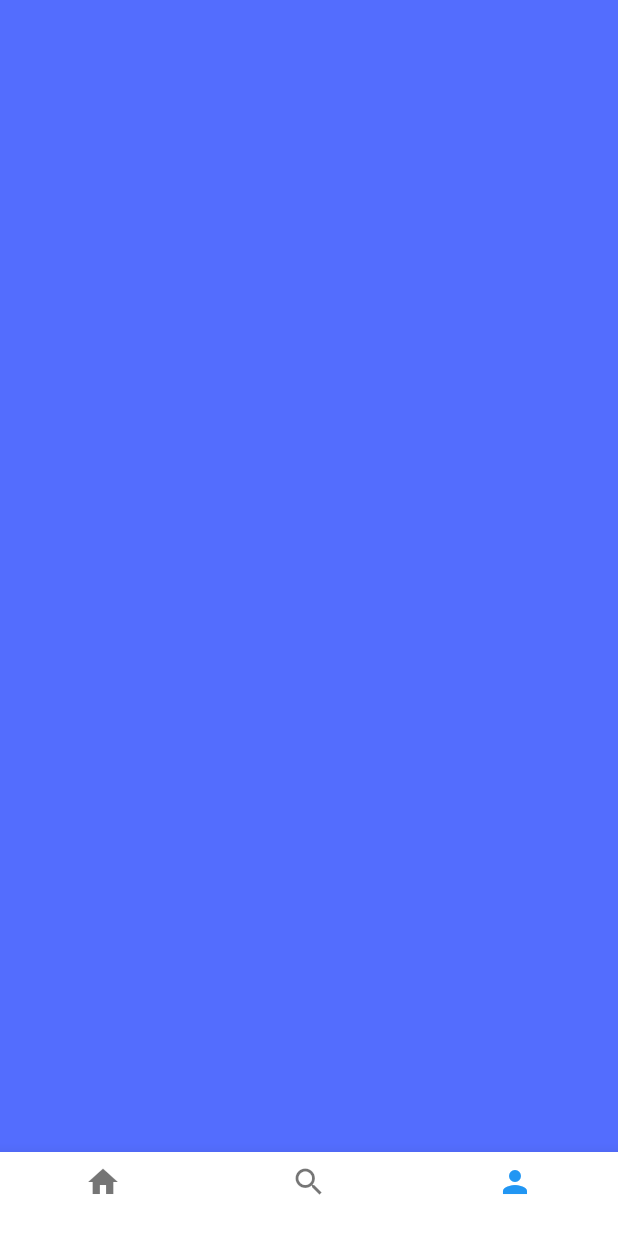
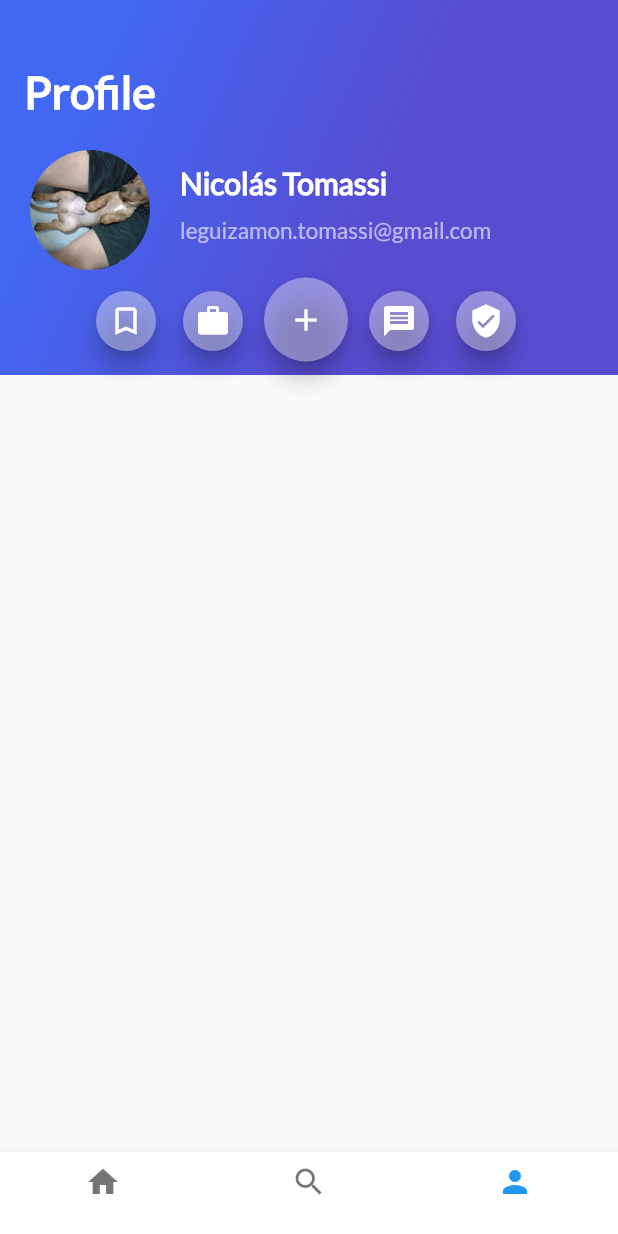
Before and after one commit to tomassiNico/travel_flutter, a Flutter app: the screen it shows after launch, item 3 of the bottom bar chosen, on a phone screen of 412 x 824 dp. Run offline on Flutter 3.47's test engine with Material 2 defaults, Android fonts, the phone set to English and light mode, and no system bars.

```diff
--- a/lib/profile_travel.dart
+++ b/lib/profile_travel.dart
@@ -1,11 +1,180 @@
 import 'package:flutter/material.dart';
+import 'gradient_back.dart';
 
 class ProfileTravel extends StatelessWidget{
   @override
   Widget build(BuildContext context) {
 
-    return Container(
-      color: Colors.indigoAccent,
+    return Scaffold(
+      body: Stack(
+        children: <Widget>[
+          GradientBack(title: "Profile"),
+          UserData(username: "Nicolás Tomassi", email: "leguizamon.tomassi@gmail.com", pathImage: "assets/img/luis.jpg"),
+          CustomFloatingActionButton(),
+        ]
+      )
     );
   }
 }
+
+class CustomFloatingActionButton extends StatefulWidget{
+
+  @override
+  State<StatefulWidget> createState() => _CustomFloatingActionButton();
+}
+
+class _CustomFloatingActionButton extends State<CustomFloatingActionButton>{
+  List buttons = [
+    {
+      'icon': Icons.bookmark_border,
+      'pressed': false,
+      'mini': true
+    },
+    {
+      'icon': Icons.work,
+      'pressed': false,
+      'mini': true
+    },
+    {
+      'icon': Icons.add,
+      'pressed': false,
+      'mini': true
+    },
+    {
+      'icon': Icons.message,
+      'pressed': false,
+      'mini': true
+    },
+    {
+      'icon': Icons.verified_user,
+      'pressed': false,
+      'mini': true
+    },
+  ];
+
+  onPressedButton(int index){
+    setState(() {
+      buttons[index]['pressed'] = !buttons[index]['pressed'];
+    });
+  }
+
+  @override
+  Widget build(BuildContext context) {
+    final icons = Row(
+      crossAxisAlignment: CrossAxisAlignment.start,
+      children: <Widget>[
+        for (var button in buttons) Container(
+          margin: EdgeInsets.only(
+            top: button['icon'] == Icons.add ? 0 : 5,
+            left: 10
+          ),
+
+          child: FloatingActionButton(
+            backgroundColor: button['pressed'] ? Colors.white70 : Colors.white38,
+            onPressed: () => onPressedButton(buttons.indexOf(button)),
+            mini: button['icon'] == Icons.add ? false : true,
+            child: Icon(
+              button['icon'],
+              color: Colors.white,
+            ),
+          ),
+        ),
+      ],
+    );
+
+    return Container(
+      margin: EdgeInsets.only(
+        top:185,
+        left: 50
+      ),
+      child: icons
+    );
+  }
+}
+
+class UserData extends StatelessWidget{
+  UserData({this.username, this.email, this.pathImage});
+
+  final String username;
+  final String pathImage;
+  final String email;
+
+  @override
+  Widget build(BuildContext context) {
+
+    final userPhoto = Container(
+
+      height: 80,
+      width: 80,
+
+      decoration: BoxDecoration(
+        shape: BoxShape.circle,
+        image: DecorationImage(
+          fit: BoxFit.cover,
+          image: AssetImage(pathImage)
+        )
+      ),
+    );
+
+    final userName = Container(
+      margin: EdgeInsets.only(
+        top:10,
+        left: 20
+      ),
+
+      child: Text(
+        username,
+        textAlign: TextAlign.start,
+        style: TextStyle(
+          fontFamily: "Lato",
+          fontSize: 20,
+          color: Colors.white,
+          fontWeight: FontWeight.bold,
+        ),
+      ),
+    );
+
+    final userEmail = Container(
+      margin: EdgeInsets.only(
+        top: 10,
+        left: 20
+      ),
+
+      child: Text(
+        email,
+        textAlign: TextAlign.start,
+        style: TextStyle(
+          fontFamily: "Lato",
+          fontSize: 15,
+          color: Colors.white60,
+        ),
+      ),
+    );
+
+    final userInfo = Container(
+      margin: EdgeInsets.only(
+        top: 100,
+        left: 20
+      ),
+
+      child: Row(
+            children: <Widget>[
+              Column(
+                children: <Widget>[
+                  userPhoto,
+                ],
+              ),
+              Column(
+                crossAxisAlignment: CrossAxisAlignment.start,
+                children: <Widget>[
+                  userName,
+                  userEmail,
+                ],
+              )
+            ],
+          ),
+    );
+
+    return userInfo;
+  }
+}
--- a/lib/travel_app.dart
+++ b/lib/travel_app.dart
@@ -5,10 +5,7 @@ import 'profile_travel.dart';
 
 class TravelApp extends StatefulWidget{
   @override
-  State<StatefulWidget> createState() {
-    // TODO: implement createState
-    return _TravelApp();
-  }
+  State<StatefulWidget> createState() => _TravelApp();
 }
 
 class _TravelApp extends State<TravelApp>{
```
